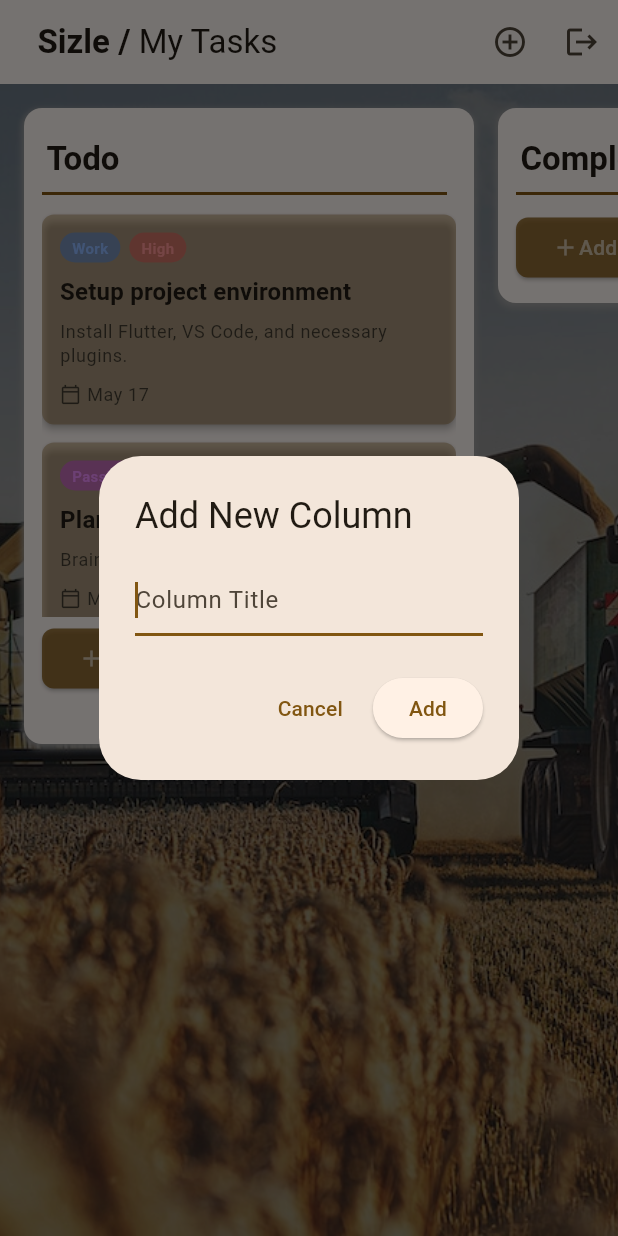
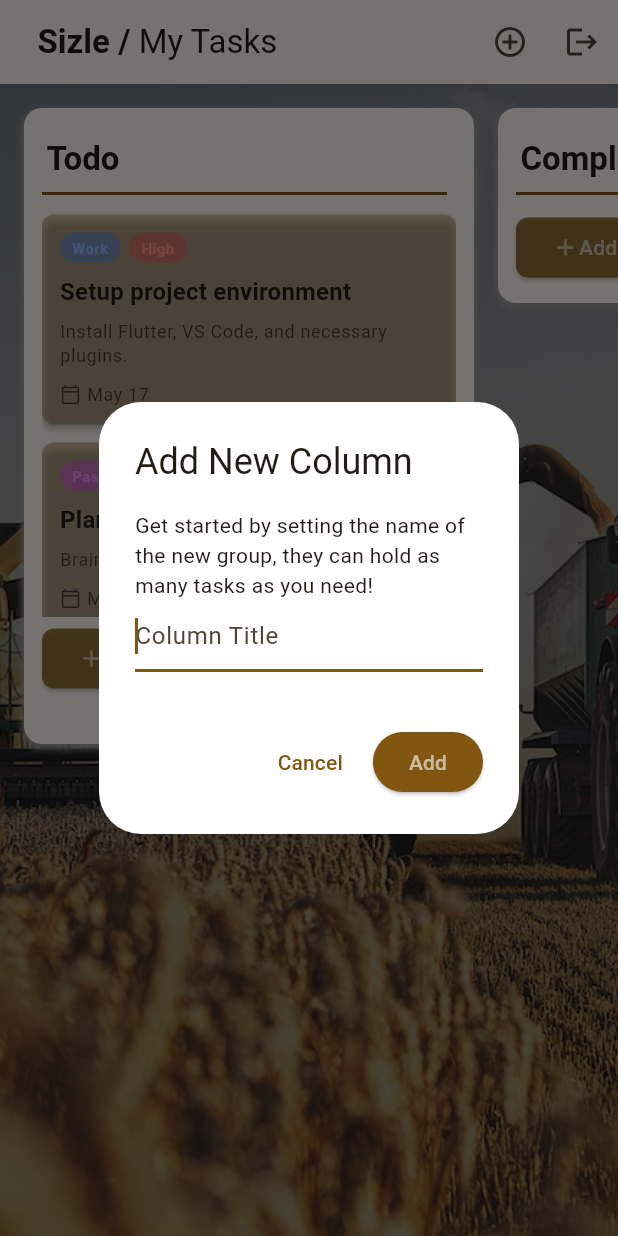
Before and after one commit to Nightclaus/Sizzle, a Flutter app: the screen it shows once a user with an empty profile is signed in, after a tap on the "add circle outline" icon, on a phone screen of 412 x 824 dp. Run offline on Flutter 3.47's test engine with Material 3 defaults, Android fonts, the phone set to English and light mode, and no system bars; our stand-ins replace firebase_auth, firebase_core, flutter_dotenv, font_awesome_flutter, get, google_sign_in; accounts and stored records are empty.

Commit message:
Fixed column description

```diff
--- a/lib/app/modules/tasks/views/tasks_view.dart
+++ b/lib/app/modules/tasks/views/tasks_view.dart
@@ -15,14 +15,28 @@
   }
 
   void _showAddColumnDialog(BuildContext context) {
+    final theme = Theme.of(context);
     final TextEditingController columnTitleController = TextEditingController();
     Get.dialog(
       AlertDialog(
         title: const Text("Add New Column"),
-        content: TextField(
-          controller: columnTitleController,
-          decoration: const InputDecoration(hintText: "Column Title"),
-          autofocus: true,
+        backgroundColor: Colors.white,
+        content: ConstrainedBox(
+          constraints: BoxConstraints(
+            maxHeight: 120,
+            maxWidth: 200
+          ),
+          child:Column(
+            crossAxisAlignment: CrossAxisAlignment.start,
+            children: [
+              Text("Get started by setting the name of the new group, they can hold as many tasks as you need!"),
+              TextField(
+                controller: columnTitleController,
+                decoration: const InputDecoration(hintText: "Column Title"),
+                autofocus: true,
+              )
+            ]
+          )
         ),
         actions: [
           TextButton(
@@ -30,6 +44,10 @@
             child: const Text("Cancel"),
           ),
           ElevatedButton(
+            style: ElevatedButton.styleFrom(
+              foregroundColor: lightenColor(theme.primaryColor.withAlpha(60), 150),
+              backgroundColor: theme.primaryColor,
+            ),
             onPressed: () {
               if (columnTitleController.text.trim().isNotEmpty) {
                 controller.addColumn(columnTitleController.text.trim());
```
